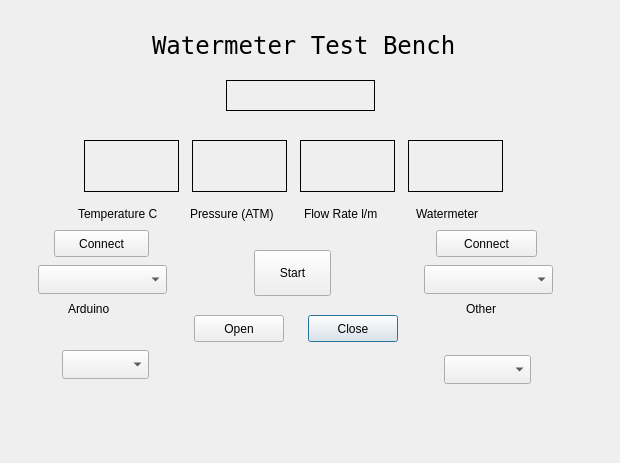
The window that gui/testbench-main.ui (ksarkies/Watermeter-TestBench) describes before a commit, drawn with Qt 5.
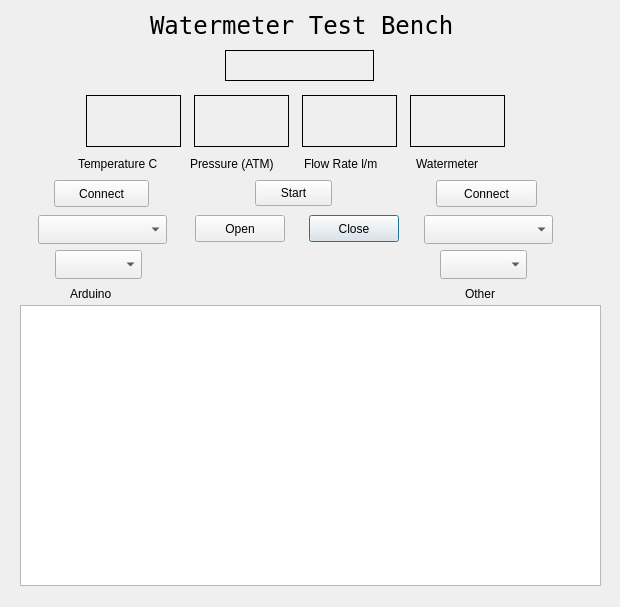
The same window after the commit.

Commit message: Add a scrolling line display of incoming processed data.

The edit to the form file:
```diff
--- a/gui/testbench-main.ui
+++ b/gui/testbench-main.ui
@@ -7,7 +7,7 @@
     <x>0</x>
     <y>0</y>
     <width>620</width>
-    <height>463</height>
+    <height>607</height>
    </rect>
   </property>
   <property name="windowTitle">
@@ -16,8 +16,8 @@
   <widget class="QPushButton" name="closeFileButton">
    <property name="geometry">
     <rect>
-     <x>308</x>
-     <y>315</y>
+     <x>309</x>
+     <y>215</y>
      <width>90</width>
      <height>27</height>
     </rect>
@@ -29,8 +29,8 @@
   <widget class="QLabel" name="title">
    <property name="geometry">
     <rect>
-     <x>152</x>
-     <y>30</y>
+     <x>150</x>
+     <y>10</y>
      <width>309</width>
      <height>31</height>
     </rect>
@@ -48,8 +48,8 @@
   <widget class="QLabel" name="flowRate">
    <property name="geometry">
     <rect>
-     <x>300</x>
-     <y>140</y>
+     <x>302</x>
+     <y>95</y>
      <width>95</width>
      <height>52</height>
     </rect>
@@ -75,8 +75,8 @@
   <widget class="QLabel" name="pressure">
    <property name="geometry">
     <rect>
-     <x>192</x>
-     <y>140</y>
+     <x>194</x>
+     <y>95</y>
      <width>95</width>
      <height>52</height>
     </rect>
@@ -103,7 +103,7 @@
    <property name="geometry">
     <rect>
      <x>416</x>
-     <y>205</y>
+     <y>155</y>
      <width>87</width>
      <height>17</height>
     </rect>
@@ -115,8 +115,8 @@
   <widget class="QLabel" name="temperature">
    <property name="geometry">
     <rect>
-     <x>84</x>
-     <y>140</y>
+     <x>86</x>
+     <y>95</y>
      <width>95</width>
      <height>52</height>
     </rect>
@@ -143,7 +143,7 @@
    <property name="geometry">
     <rect>
      <x>304</x>
-     <y>205</y>
+     <y>155</y>
      <width>95</width>
      <height>17</height>
     </rect>
@@ -155,10 +155,10 @@
   <widget class="QPushButton" name="startPushButton">
    <property name="geometry">
     <rect>
-     <x>254</x>
-     <y>250</y>
+     <x>255</x>
+     <y>180</y>
      <width>77</width>
-     <height>46</height>
+     <height>26</height>
     </rect>
    </property>
    <property name="text">
@@ -168,8 +168,8 @@
   <widget class="QPushButton" name="saveFileButton">
    <property name="geometry">
     <rect>
-     <x>194</x>
-     <y>315</y>
+     <x>195</x>
+     <y>215</y>
      <width>90</width>
      <height>27</height>
     </rect>
@@ -181,8 +181,8 @@
   <widget class="QLabel" name="timeDisplay">
    <property name="geometry">
     <rect>
-     <x>226</x>
-     <y>80</y>
+     <x>225</x>
+     <y>50</y>
      <width>149</width>
      <height>31</height>
     </rect>
@@ -209,7 +209,7 @@
    <property name="geometry">
     <rect>
      <x>78</x>
-     <y>205</y>
+     <y>155</y>
      <width>103</width>
      <height>17</height>
     </rect>
@@ -221,8 +221,8 @@
   <widget class="QLabel" name="meterFlow">
    <property name="geometry">
     <rect>
-     <x>408</x>
-     <y>140</y>
+     <x>410</x>
+     <y>95</y>
      <width>95</width>
      <height>52</height>
     </rect>
@@ -249,7 +249,7 @@
    <property name="geometry">
     <rect>
      <x>190</x>
-     <y>205</y>
+     <y>155</y>
      <width>103</width>
      <height>17</height>
     </rect>
@@ -275,7 +275,7 @@
    <property name="geometry">
     <rect>
      <x>38</x>
-     <y>265</y>
+     <y>215</y>
      <width>129</width>
      <height>29</height>
     </rect>
@@ -285,7 +285,7 @@
    <property name="geometry">
     <rect>
      <x>54</x>
-     <y>230</y>
+     <y>180</y>
      <width>95</width>
      <height>27</height>
     </rect>
@@ -298,7 +298,7 @@
    <property name="geometry">
     <rect>
      <x>424</x>
-     <y>265</y>
+     <y>215</y>
      <width>129</width>
      <height>29</height>
     </rect>
@@ -308,7 +308,7 @@
    <property name="geometry">
     <rect>
      <x>436</x>
-     <y>230</y>
+     <y>180</y>
      <width>101</width>
      <height>27</height>
     </rect>
@@ -320,8 +320,8 @@
   <widget class="QComboBox" name="baudrate1ComboBox">
    <property name="geometry">
     <rect>
-     <x>62</x>
-     <y>350</y>
+     <x>55</x>
+     <y>250</y>
      <width>87</width>
      <height>29</height>
     </rect>
@@ -330,8 +330,8 @@
   <widget class="QComboBox" name="baudrate2ComboBox">
    <property name="geometry">
     <rect>
-     <x>444</x>
-     <y>355</y>
+     <x>440</x>
+     <y>250</y>
      <width>87</width>
      <height>29</height>
     </rect>
@@ -340,8 +340,8 @@
   <widget class="QLabel" name="connect1Label">
    <property name="geometry">
     <rect>
-     <x>68</x>
-     <y>300</y>
+     <x>70</x>
+     <y>285</y>
      <width>59</width>
      <height>17</height>
     </rect>
@@ -353,8 +353,8 @@
   <widget class="QLabel" name="connect2Label">
    <property name="geometry">
     <rect>
-     <x>466</x>
-     <y>300</y>
+     <x>465</x>
+     <y>285</y>
      <width>47</width>
      <height>17</height>
     </rect>
@@ -363,6 +363,16 @@
     <string>Other</string>
    </property>
   </widget>
+  <widget class="QListWidget" name="displayListWidget">
+   <property name="geometry">
+    <rect>
+     <x>20</x>
+     <y>305</y>
+     <width>581</width>
+     <height>281</height>
+    </rect>
+   </property>
+  </widget>
  </widget>
  <resources/>
  <connections/>
```
The commit also changes 1 other file.
